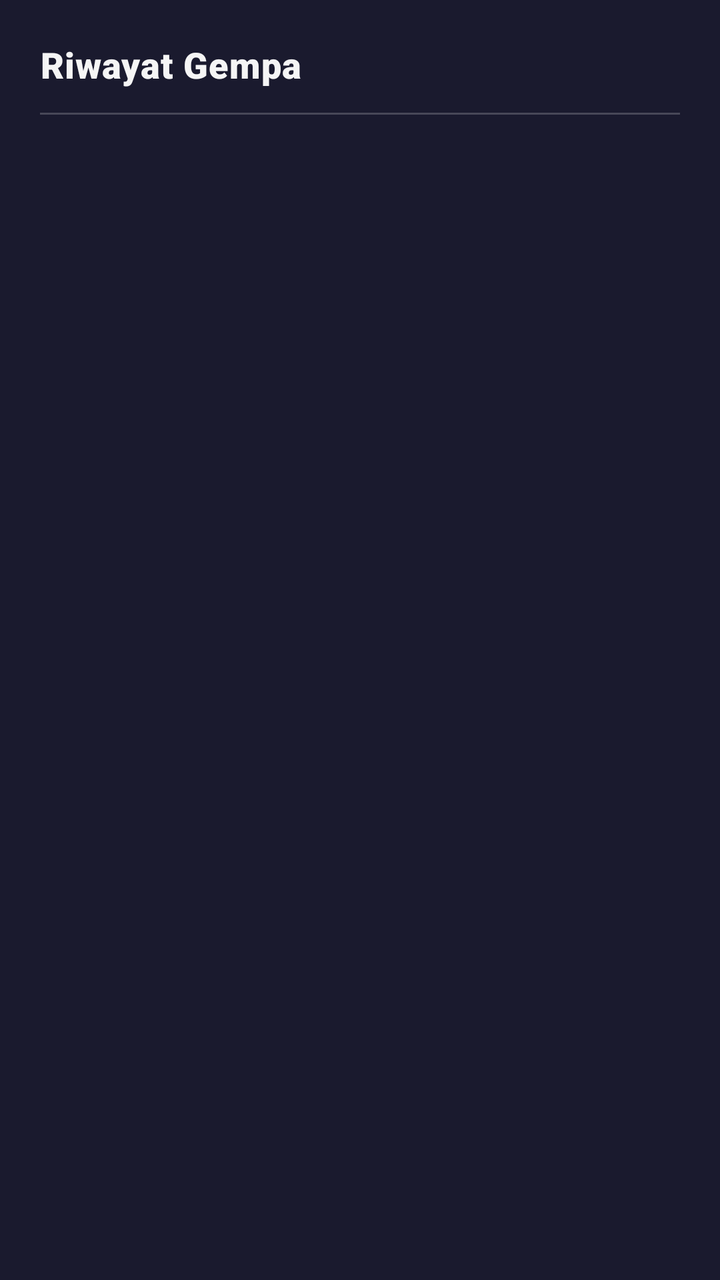
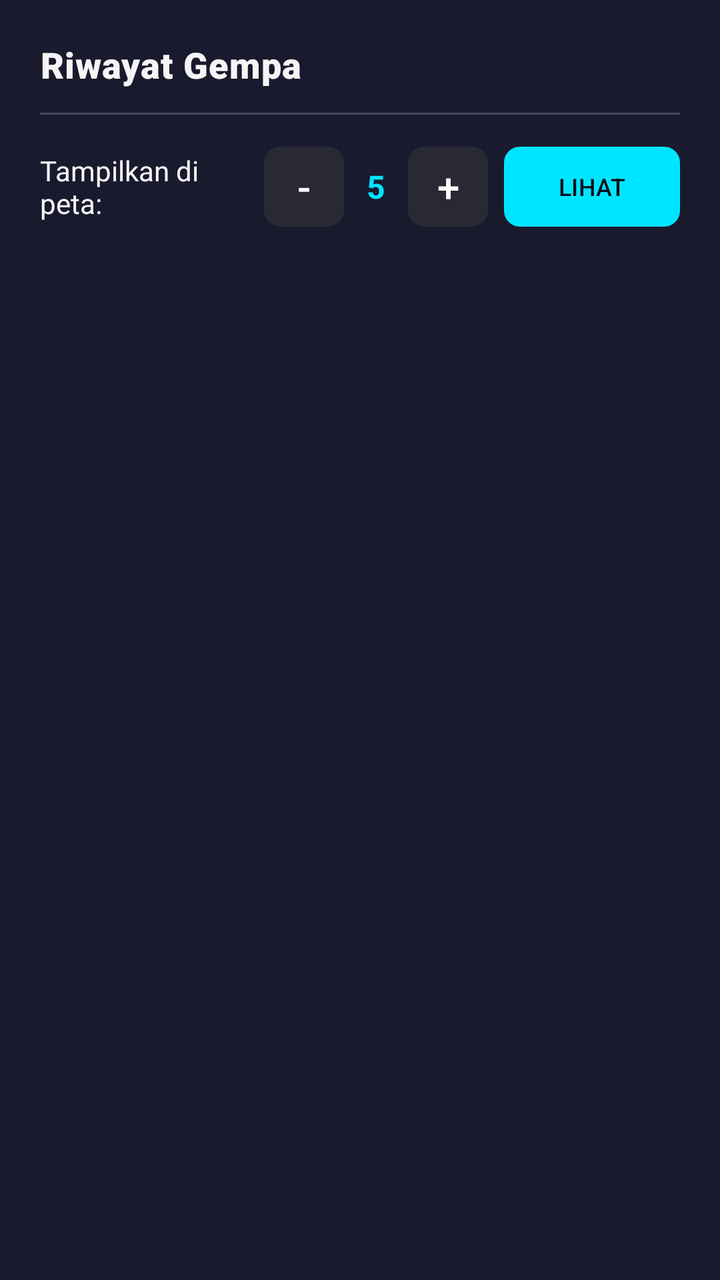

An Android layout rendered at two revisions. The XML below is the earlier revision; the diff shows what the commit changed to produce the second picture.
<!-- AndroidManifest.xml: application theme Theme.AwasGempa -->
<!-- res/layout/sheet_history.xml -->
<?xml version="1.0" encoding="utf-8"?>
<LinearLayout xmlns:android="http://schemas.android.com/apk/res/android"
    android:layout_width="match_parent"
    android:layout_height="wrap_content"
    android:orientation="vertical"
    android:padding="20dp"
    android:background="@color/dark_surface">

    <TextView
        android:id="@+id/sheet_title"
        android:layout_width="wrap_content"
        android:layout_height="wrap_content"
        android:text="Riwayat Gempa"
        android:textColor="@color/text_primary"
        android:textSize="18sp"
        android:textStyle="bold"
        android:fontFamily="sans-serif-black"
        android:letterSpacing="0.02" />

    <View
        android:layout_width="match_parent"
        android:layout_height="1dp"
        android:layout_marginTop="12dp"
        android:background="@color/glass_border" />

    <LinearLayout
        android:id="@+id/sheet_container"
        android:layout_width="match_parent"
        android:layout_height="wrap_content"
        android:orientation="vertical"
        android:layout_marginTop="8dp" />

</LinearLayout>
<!-- resources referenced by this layout -->
<resources>
  <color name="dark_surface">#1A1A2E</color>
  <color name="glass_border">#33FFFFFF</color>
  <color name="text_primary">#F5F5F5</color>
  <style name="Theme.AwasGempa" parent="Base.Theme.AwasGempa" />
  <style name="Base.Theme.AwasGempa" parent="Theme.Material3.Dark.NoActionBar">
          <item name="colorPrimary">@color/accent_purple</item>
          <item name="colorPrimaryVariant">#651FFF</item>
          <item name="colorOnPrimary">@color/text_primary</item>
          <item name="colorSecondary">@color/accent_cyan</item>
          <item name="colorSecondaryVariant">#00B8D4</item>
          <item name="colorOnSecondary">@color/text_primary</item>
          <item name="android:colorBackground">@color/dark_bg</item>
          <item name="colorSurface">@color/dark_surface</item>
          <item name="colorOnSurface">@color/text_primary</item>
          <item name="colorOnBackground">@color/text_primary</item>
          <item name="colorError">@color/status_merah</item>
          <item name="android:statusBarColor">@color/dark_bg</item>
          <item name="android:navigationBarColor">@color/dark_bg</item>
      </style>
  <color name="accent_purple">#7C4DFF</color>
  <color name="accent_cyan">#00E5FF</color>
  <color name="dark_bg">#0D0D1A</color>
  <color name="status_merah">#FF1744</color>
</resources>

<!-- the commit's change to res/layout/sheet_history.xml (unified diff, before → after) -->
@@ -1,5 +1,6 @@
 <?xml version="1.0" encoding="utf-8"?>
 <LinearLayout xmlns:android="http://schemas.android.com/apk/res/android"
+    xmlns:app="http://schemas.android.com/apk/res-auto"
     android:layout_width="match_parent"
     android:layout_height="wrap_content"
     android:orientation="vertical"
@@ -23,11 +24,91 @@
         android:layout_marginTop="12dp"
         android:background="@color/glass_border" />
 
+    
     <LinearLayout
-        android:id="@+id/sheet_container"
         android:layout_width="match_parent"
         android:layout_height="wrap_content"
-        android:orientation="vertical"
-        android:layout_marginTop="8dp" />
+        android:orientation="horizontal"
+        android:gravity="center_vertical"
+        android:layout_marginTop="16dp"
+        android:layout_marginBottom="8dp">
+
+        <TextView
+            android:layout_width="0dp"
+            android:layout_height="wrap_content"
+            android:layout_weight="1"
+            android:text="Tampilkan di peta:"
+            android:textColor="@color/text_primary"
+            android:textSize="14sp" />
+
+        <com.google.android.material.button.MaterialButton
+            android:id="@+id/btn_minus_x"
+            android:layout_width="40dp"
+            android:layout_height="40dp"
+            android:text="-"
+            android:textSize="20sp"
+            android:textColor="#FFFFFF"
+            android:padding="0dp"
+            android:insetLeft="0dp"
+            android:insetTop="0dp"
+            android:insetRight="0dp"
+            android:insetBottom="0dp"
+            app:cornerRadius="8dp"
+            app:backgroundTint="#292936"
+            app:strokeWidth="0dp" />
+
+        <TextView
+            android:id="@+id/tv_x_value"
+            android:layout_width="32dp"
+            android:layout_height="wrap_content"
+            android:gravity="center"
+            android:text="5"
+            android:textColor="#00E5FF"
+            android:textSize="16sp"
+            android:textStyle="bold" />
+
+        <com.google.android.material.button.MaterialButton
+            android:id="@+id/btn_plus_x"
+            android:layout_width="40dp"
+            android:layout_height="40dp"
+            android:text="+"
+            android:textSize="20sp"
+            android:textColor="#FFFFFF"
+            android:padding="0dp"
+            android:insetLeft="0dp"
+            android:insetTop="0dp"
+            android:insetRight="0dp"
+            android:insetBottom="0dp"
+            app:cornerRadius="8dp"
+            app:backgroundTint="#292936"
+            app:strokeWidth="0dp" />
+
+        <com.google.android.material.button.MaterialButton
+            android:id="@+id/btn_show_history_map"
+            android:layout_width="wrap_content"
+            android:layout_height="40dp"
+            android:layout_marginStart="8dp"
+            android:text="LIHAT"
+            android:textSize="12sp"
+            android:textColor="#0D0D1A"
+            android:insetLeft="0dp"
+            android:insetTop="0dp"
+            android:insetRight="0dp"
+            android:insetBottom="0dp"
+            app:cornerRadius="8dp"
+            app:backgroundTint="#00E5FF" />
+    </LinearLayout>
+
+    <androidx.core.widget.NestedScrollView
+        android:layout_width="match_parent"
+        android:layout_height="wrap_content">
+
+        <LinearLayout
+            android:id="@+id/sheet_container"
+            android:layout_width="match_parent"
+            android:layout_height="wrap_content"
+            android:orientation="vertical" />
+
+    </androidx.core.widget.NestedScrollView>
 
 </LinearLayout>
